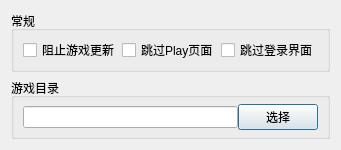
Before: the Qt Designer form resources/ui/Ui_Config.ui in starmcc/qs-beanfun-5, drawn with Qt 5.
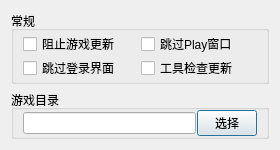
After: the same form once the commit is applied.

Commit message: 修正时区问题,检查更新

The edit to the form file:
```diff
--- a/resources/ui/Ui_Config.ui
+++ b/resources/ui/Ui_Config.ui
@@ -6,17 +6,35 @@
    <rect>
     <x>0</x>
     <y>0</y>
-    <width>330</width>
+    <width>280</width>
     <height>150</height>
    </rect>
   </property>
+  <property name="sizePolicy">
+   <sizepolicy hsizetype="Fixed" vsizetype="Fixed">
+    <horstretch>0</horstretch>
+    <verstretch>0</verstretch>
+   </sizepolicy>
+  </property>
+  <property name="minimumSize">
+   <size>
+    <width>280</width>
+    <height>150</height>
+   </size>
+  </property>
+  <property name="maximumSize">
+   <size>
+    <width>280</width>
+    <height>150</height>
+   </size>
+  </property>
   <property name="windowTitle">
    <string>设置</string>
   </property>
   <property name="styleSheet">
    <string notr="true"/>
   </property>
-  <layout class="QVBoxLayout" name="verticalLayout">
+  <layout class="QVBoxLayout" name="verticalLayout" stretch="2,1">
    <item>
     <widget class="QGroupBox" name="groupBox_normal">
      <property name="title">
@@ -42,17 +60,24 @@
       <item row="0" column="1">
        <widget class="QCheckBox" name="checkBox_closeStartWindow">
         <property name="text">
-         <string>跳过Play页面</string>
+         <string>跳过Play窗口</string>
         </property>
        </widget>
       </item>
-      <item row="0" column="2">
+      <item row="2" column="0">
        <widget class="QCheckBox" name="checkBox_passInput">
         <property name="text">
          <string>跳过登录界面</string>
         </property>
        </widget>
       </item>
+      <item row="2" column="1">
+       <widget class="QCheckBox" name="checkBox_appCheckUpdate">
+        <property name="text">
+         <string>工具检查更新</string>
+        </property>
+       </widget>
+      </item>
      </layout>
     </widget>
    </item>
@@ -61,9 +86,12 @@
      <property name="title">
       <string>游戏目录</string>
      </property>
-     <layout class="QHBoxLayout" name="horizontalLayout" stretch="10,1">
+     <layout class="QHBoxLayout" name="horizontalLayout" stretch="3,1">
       <property name="spacing">
-       <number>0</number>
+       <number>1</number>
+      </property>
+      <property name="leftMargin">
+       <number>9</number>
       </property>
       <property name="topMargin">
        <number>0</number>
@@ -80,6 +108,18 @@
       </item>
       <item>
        <widget class="QPushButton" name="pushButton_gamePath">
+        <property name="minimumSize">
+         <size>
+          <width>60</width>
+          <height>0</height>
+         </size>
+        </property>
+        <property name="maximumSize">
+         <size>
+          <width>60</width>
+          <height>16777215</height>
+         </size>
+        </property>
         <property name="text">
          <string>选择</string>
         </property>
```
The commit also changes 6 other files.
